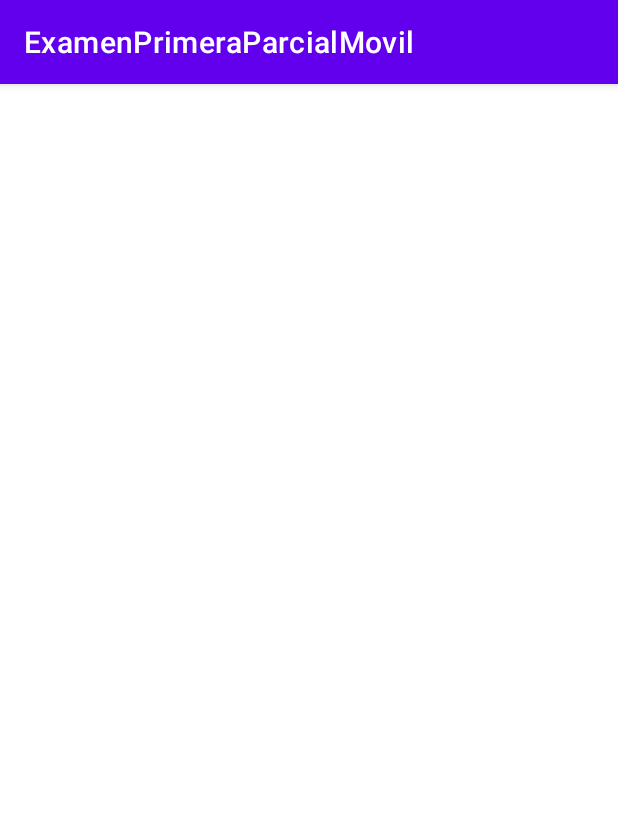
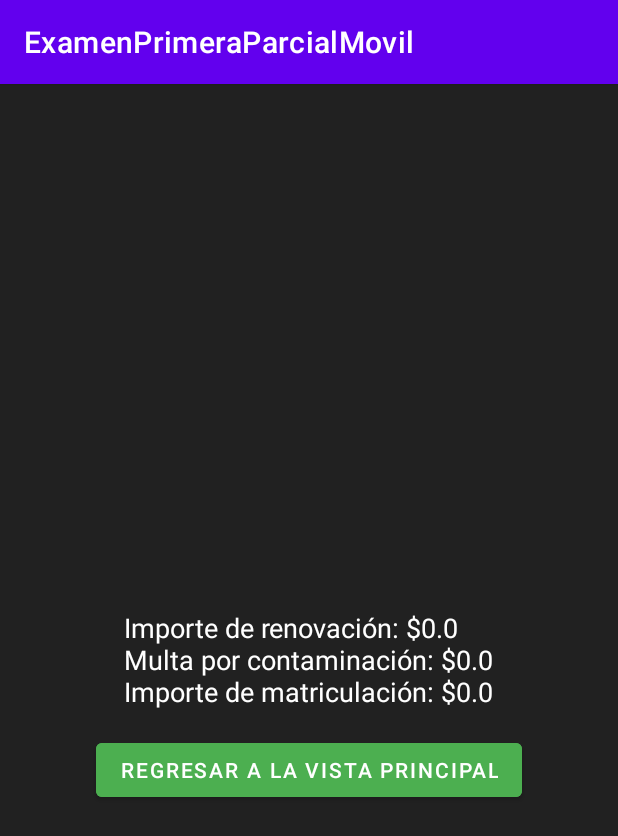
Before and after one commit to GabyValladares/MovilExamenPrimeraParcialIIPA2023, an Android app: the ValidacionActivity screen opened directly, with no data from a screen before it, on a phone screen of 412 x 824 dp. Shown: the top 836 px of the screen. Run offline under Robolectric (Android 15) with nearby library versions, the phone set to English and light mode, and no system bars; 3 statements that could not run were skipped.

Commit message:
finalizacion del la vista que muestra los datos y las funciones de validacion

```diff
--- a/app/build.gradle
+++ b/app/build.gradle
@@ -4,12 +4,12 @@ plugins {
 
 android {
     namespace 'com.ggvc.examenprimeraparcialmovil'
-    compileSdk 33
+    compileSdk 34
 
     defaultConfig {
         applicationId "com.ggvc.examenprimeraparcialmovil"
         minSdk 24
-        targetSdk 33
+        targetSdk 34
         versionCode 1
         versionName "1.0"
 
--- a/app/src/main/java/com/ggvc/examenprimeraparcialmovil/MainActivity.java
+++ b/app/src/main/java/com/ggvc/examenprimeraparcialmovil/MainActivity.java
@@ -20,7 +20,6 @@ public class MainActivity extends AppCompatActivity {
         btnSubmit.setOnClickListener(new View.OnClickListener() {
             @Override
             public void onClick(View view) {
-                // Obtener datos del formulario
                 EditText etCedula = findViewById(R.id.etCedula);
                 EditText etNombres = findViewById(R.id.etNombres);
                 EditText etPlaca = findViewById(R.id.etPlaca);
@@ -31,7 +30,6 @@ public class MainActivity extends AppCompatActivity {
                 EditText etValorVehiculo = findViewById(R.id.etValorVehiculo);
                 CheckBox cbMultas = findViewById(R.id.cbMultas);
 
-                // Enviar datos a la siguiente actividad
                 Intent intent = new Intent(MainActivity.this, ValidacionActivity.class);
                 intent.putExtra("cedula", etCedula.getText().toString());
                 intent.putExtra("nombres", etNombres.getText().toString());
--- a/app/src/main/java/com/ggvc/examenprimeraparcialmovil/ValidacionActivity.java
+++ b/app/src/main/java/com/ggvc/examenprimeraparcialmovil/ValidacionActivity.java
@@ -1,8 +1,13 @@
 package com.ggvc.examenprimeraparcialmovil;
 
+import android.content.Intent;
+import android.os.Bundle;
+import android.view.View;
+import android.widget.Button;
+import android.widget.TextView;
+import android.widget.Toast;
+
 import androidx.appcompat.app.AppCompatActivity;
-
-import android.os.Bundle;
 
 public class ValidacionActivity extends AppCompatActivity {
 
@@ -10,5 +15,66 @@ public class ValidacionActivity extends AppCompatActivity {
     protected void onCreate(Bundle savedInstanceState) {
         super.onCreate(savedInstanceState);
         setContentView(R.layout.activity_validacion);
+
+        Intent intent = getIntent();
+        String cedula = intent.getStringExtra("cedula");
+        String nombres = intent.getStringExtra("nombres");
+        String placa = intent.getStringExtra("placa");
+        String anioFabricacion = intent.getStringExtra("anioFabricacion");
+        String marca = intent.getStringExtra("marca");
+        String color = intent.getStringExtra("color");
+        String tipoVehiculo = intent.getStringExtra("tipoVehiculo");
+        String valorVehiculo = intent.getStringExtra("valorVehiculo");
+        boolean tieneMultas = intent.getBooleanExtra("tieneMultas", false);
+
+        double importeRenovacion = 0.0;
+        double importeMultaContaminacion = 0.0;
+        double importeMatriculacion = 0.0;
+
+        if (cedula.startsWith("1") && placa.startsWith("I")) {
+            importeRenovacion = 0.05 * 435;
+        }
+
+        int anioActual = 2023;
+        int anioFabricacionInt = Integer.parseInt(anioFabricacion);
+        if (anioFabricacionInt < 2010) {
+            int anosContaminacion = anioActual - anioFabricacionInt;
+            importeMultaContaminacion = 0.02 * anosContaminacion * Double.parseDouble(valorVehiculo);
+        }
+
+        if ("Toyota".equalsIgnoreCase(marca) && "Jeep".equalsIgnoreCase(tipoVehiculo)) {
+            importeMatriculacion = 0.08 * Double.parseDouble(valorVehiculo);
+        } else if ("Toyota".equalsIgnoreCase(marca) && "Camioneta".equalsIgnoreCase(tipoVehiculo)) {
+            importeMatriculacion = 0.12 * Double.parseDouble(valorVehiculo);
+        } else if ("Suzuki".equalsIgnoreCase(marca) && "Vitara".equalsIgnoreCase(tipoVehiculo)) {
+            importeMatriculacion = 0.10 * Double.parseDouble(valorVehiculo);
+        } else if ("Suzuki".equalsIgnoreCase(marca) && "Automóvil".equalsIgnoreCase(tipoVehiculo)) {
+            importeMatriculacion = 0.09 * Double.parseDouble(valorVehiculo);
+        }
+
+        if (tieneMultas) {
+            importeMatriculacion += 0.25 * 435;
+        }
+
+        Toast.makeText(this, "Importe de renovación: $" + importeRenovacion +
+                "\nMulta por contaminación: $" + importeMultaContaminacion +
+                "\nImporte de matriculación: $" + importeMatriculacion, Toast.LENGTH_LONG).show();
+
+        // Mostrar resultado en el layout
+        TextView tvResultado = findViewById(R.id.tvResultado);
+        String resultadoText = "Importe de renovación: $" + importeRenovacion +
+                "\nMulta por contaminación: $" + importeMultaContaminacion +
+                "\nImporte de matriculación: $" + importeMatriculacion;
+        tvResultado.setText(resultadoText);
+
+        // Configurar el botón de regreso
+        Button btnRegresar = findViewById(R.id.btnRegresar);
+        btnRegresar.setOnClickListener(new View.OnClickListener() {
+            @Override
+            public void onClick(View v) {
+                // Regresar a la vista principal (MainActivity)
+                finish();
+            }
+        });
     }
-}
+    }
--- a/app/src/main/res/layout/activity_validacion.xml
+++ b/app/src/main/res/layout/activity_validacion.xml
@@ -1,9 +1,28 @@
 <?xml version="1.0" encoding="utf-8"?>
-<androidx.constraintlayout.widget.ConstraintLayout xmlns:android="http://schemas.android.com/apk/res/android"
-    xmlns:app="http://schemas.android.com/apk/res-auto"
+<RelativeLayout xmlns:android="http://schemas.android.com/apk/res/android"
     xmlns:tools="http://schemas.android.com/tools"
     android:layout_width="match_parent"
     android:layout_height="match_parent"
+    android:padding="16dp"
+    android:background="#212121"
     tools:context=".ValidacionActivity">
 
-</androidx.constraintlayout.widget.ConstraintLayout>
+<TextView
+android:id="@+id/tvResultado"
+android:layout_width="wrap_content"
+android:layout_height="wrap_content"
+android:textSize="18sp"
+android:textColor="#FFFFFF"
+android:layout_centerInParent="true"/>
+
+<Button
+android:id="@+id/btnRegresar"
+android:layout_width="wrap_content"
+android:layout_height="wrap_content"
+android:text="Regresar a la Vista Principal"
+android:layout_below="@id/tvResultado"
+android:layout_marginTop="16dp"
+android:layout_centerHorizontal="true"
+android:backgroundTint="#4CAF50"
+android:textColor="#FFFFFF"/>
+    </RelativeLayout>
```
Also changed, not shown: app/src/main/AndroidManifest.xml (+12 -2 lines), app/src/main/res/layout/activity_main.xml (+28 -13 lines).
